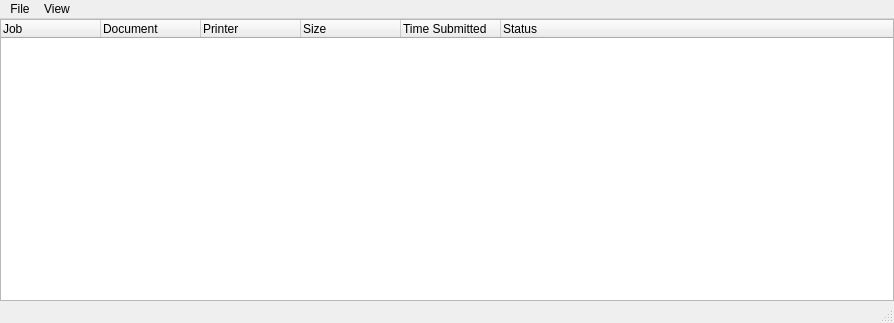
Old version of the form printer-applet.ui in the repository KDE/printer-applet.
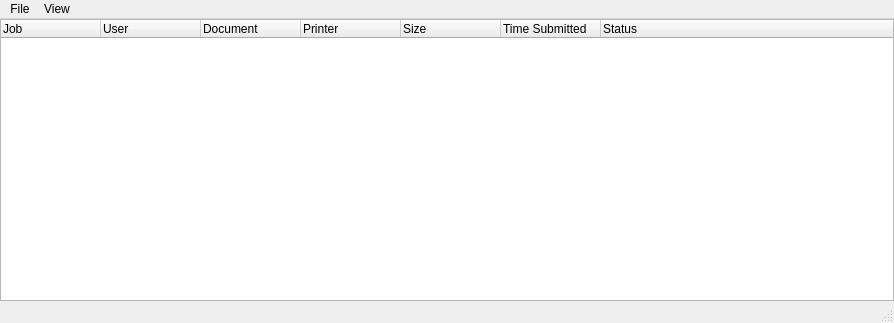
New version of the form. Icons and pictures are not drawn.

The edit to the form file:
```diff
--- a/printer-applet.ui
+++ b/printer-applet.ui
@@ -48,6 +48,11 @@
         <string>Job</string>
        </property>
       </column>
+      <column>
+       <property name="text" >
+        <string>User</string>
+       </property>
+      </column>
       <column>
        <property name="text" >
         <string>Document</string>
```
Left out of the diff: 22 changed lines with no effect on the pictures.
